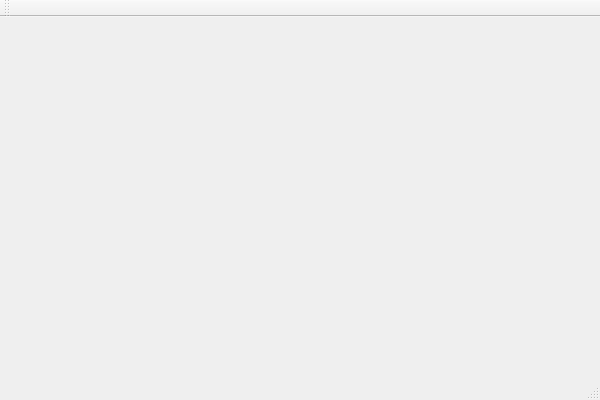
Before: the Qt Designer form mainwindow.ui in lmp50/logdicom, drawn with Qt 5.
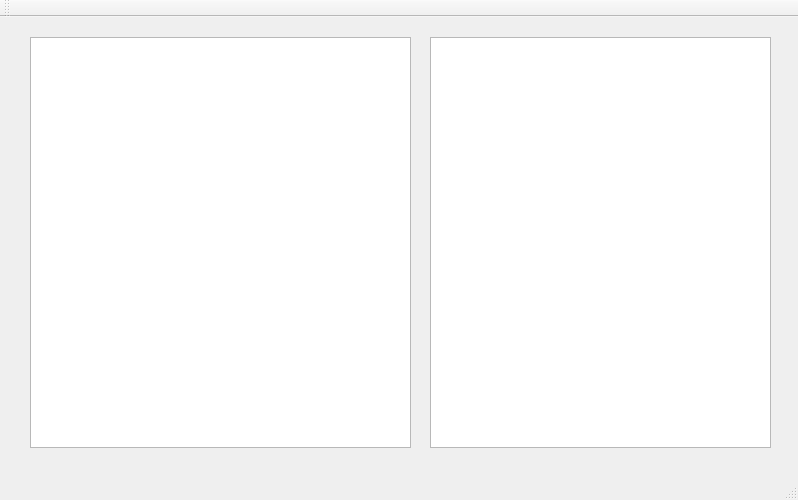
After: the same form once the commit is applied.

Diff of the .ui file:
```diff
--- a/mainwindow.ui
+++ b/mainwindow.ui
@@ -6,14 +6,35 @@
    <rect>
     <x>0</x>
     <y>0</y>
-    <width>600</width>
-    <height>400</height>
+    <width>798</width>
+    <height>500</height>
    </rect>
   </property>
   <property name="windowTitle">
    <string>MainWindow</string>
   </property>
-  <widget class="QWidget" name="centralWidget"/>
+  <widget class="QWidget" name="centralWidget">
+   <widget class="QGraphicsView" name="graphicsView">
+    <property name="geometry">
+     <rect>
+      <x>430</x>
+      <y>20</y>
+      <width>341</width>
+      <height>411</height>
+     </rect>
+    </property>
+   </widget>
+   <widget class="QPlainTextEdit" name="plainTextEdit">
+    <property name="geometry">
+     <rect>
+      <x>30</x>
+      <y>20</y>
+      <width>381</width>
+      <height>411</height>
+     </rect>
+    </property>
+   </widget>
+  </widget>
   <widget class="QMenuBar" name="menuBar">
    <property name="geometry">
     <rect>
```
Left out of the diff: 4 changed lines with no effect on the pictures.
